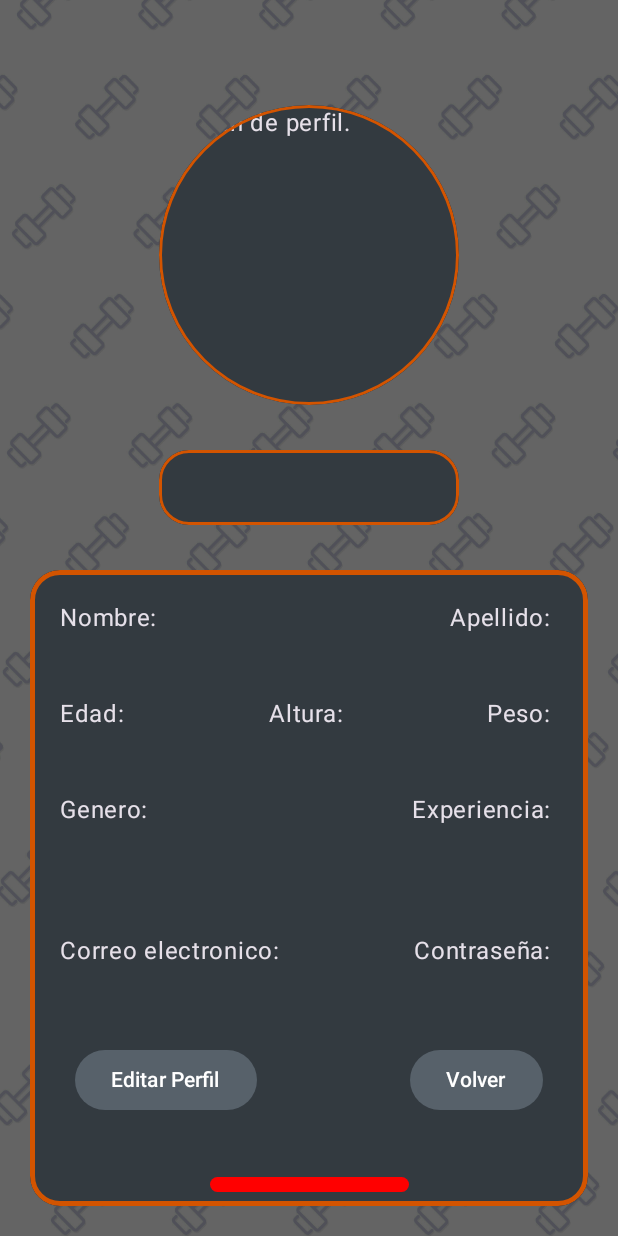
After one commit to LunaFernando791/TrakingFitnessApp, an Android app built with Jetpack Compose: the ProfileScreen screen opened through its navigation route, on a phone screen of 412 x 824 dp. The commit adds this screen. Run offline under Robolectric (Android 15) with nearby library versions, the phone set to English and light mode, and no system bars.

```diff
--- a/app/src/main/java/com/example/trackingfitness/MainActivity.kt
+++ b/app/src/main/java/com/example/trackingfitness/MainActivity.kt
@@ -18,7 +18,7 @@ import com.example.trackingfitness.navigation.AppNavigation
 import com.example.trackingfitness.ui.theme.TrackingFitnessTheme
 
 val customFontFamily = FontFamily(Font(R.font.custom_font))
-var darkTheme = mutableStateOf(false)
+var darkTheme = mutableStateOf(true)
 class MainActivity : ComponentActivity() {
     override fun onCreate(savedInstanceState: Bundle?) {
         super.onCreate(savedInstanceState)
--- a/app/src/main/java/com/example/trackingfitness/conection/RetrofitInstance.kt
+++ b/app/src/main/java/com/example/trackingfitness/conection/RetrofitInstance.kt
@@ -4,9 +4,9 @@ import retrofit2.Retrofit
 import retrofit2.converter.gson.GsonConverterFactory
 
 object RetrofitInstance {
-    private const val BASE_URL = "http://10.0.2.2:8000/api/register/"  //URL DEL SERVIDOR
+    private const val BASE_URL = "http://10.0.2.2:8000/api/register/"  // URL DEL SERVIDOR
 
-    val api: UserService by lazy {
+    val api: UserService by lazy { // INSTANCIA DEL SERVICIO
         Retrofit.Builder()
             .baseUrl(BASE_URL)
             .addConverterFactory(GsonConverterFactory.create())
--- a/app/src/main/java/com/example/trackingfitness/navigation/AppNavigation.kt
+++ b/app/src/main/java/com/example/trackingfitness/navigation/AppNavigation.kt
@@ -6,6 +6,7 @@ import androidx.lifecycle.viewmodel.compose.viewModel
 import androidx.navigation.compose.NavHost
 import androidx.navigation.compose.composable
 import androidx.navigation.compose.rememberNavController
+import com.example.trackingfitness.screens.ChangePassScreen
 import com.example.trackingfitness.screens.LoginScreen
 import com.example.trackingfitness.screens.OTPScreen
 import com.example.trackingfitness.screens.PrincipalScreen
@@ -16,12 +17,13 @@ import com.example.trackingfitness.screens.RegisterTwoScreen
 import com.example.trackingfitness.screens.RegisterOneScreen
 import com.example.trackingfitness.screens.StartScreen
 import com.example.trackingfitness.screens.ExerciseScreen
+import com.example.trackingfitness.screens.ProfileScreen
 import com.example.trackingfitness.viewModel.LoginViewModel
 import com.example.trackingfitness.viewModel.RecoverPasswordViewModel
 import com.example.trackingfitness.viewModel.RegisterViewModel
 import com.example.trackingfitness.viewModel.UserSessionManager
 
-
+// Navegación de la app
 @Composable
 fun AppNavigation(){
     val navController = rememberNavController()
@@ -29,11 +31,14 @@ fun AppNavigation(){
     val loginViewModel: LoginViewModel = viewModel()
     val recoverPasswordViewModel: RecoverPasswordViewModel = viewModel()
     val userSessionManager = UserSessionManager(LocalContext.current.applicationContext)
-    NavHost(navController = navController, startDestination = if (userSessionManager.isUserLoggedIn()) AppScreens.PrincipalScreen.route
-    else AppScreens.StartScreen.route ) {
+    NavHost(
+        navController = navController,
+        startDestination = if (userSessionManager.isUserLoggedIn()) AppScreens.PrincipalScreen.route
+    else AppScreens.StartScreen.route ) // Ruta de inicio de la app según el estado de inicio de sesión
+    {
         composable(AppScreens.StartScreen.route)
         {
-            StartScreen(navController, loginViewModel)
+            StartScreen(navController)
         }
         composable(AppScreens.RegisterOneScreen.route) {
             RegisterOneScreen(
@@ -69,6 +74,7 @@ fun AppNavigation(){
         }
         composable(AppScreens.OTPScreen.route) {
             OTPScreen(
+                navController = navController,
                 recoverPasswordViewModel = recoverPasswordViewModel
             )
         }
@@ -79,5 +85,17 @@ fun AppNavigation(){
         composable(AppScreens.ExerciseScreen.route) {
             ExerciseScreen(navController = navController)
         }
+        composable(AppScreens.ChangePassScreen.route) {
+            ChangePassScreen(
+                navController = navController,
+                recoverPasswordViewModel = recoverPasswordViewModel
+            )
+        }
+        composable(AppScreens.ProfileScreen.route) {
+            ProfileScreen(
+                navController = navController,
+                userSession = userSessionManager
+            )
+        }
     }
 }
--- /dev/null
+++ b/app/src/main/java/com/example/trackingfitness/screens/ProfileScreen.kt
@@ -0,0 +1,211 @@
+package com.example.trackingfitness.screens
+
+import androidx.compose.foundation.Image
+import androidx.compose.foundation.background
+import androidx.compose.foundation.border
+import androidx.compose.foundation.layout.Arrangement
+import androidx.compose.foundation.layout.Box
+import androidx.compose.foundation.layout.Column
+import androidx.compose.foundation.layout.Row
+import androidx.compose.foundation.layout.Spacer
+import androidx.compose.foundation.layout.fillMaxSize
+import androidx.compose.foundation.layout.fillMaxWidth
+import androidx.compose.foundation.layout.height
+import androidx.compose.foundation.layout.padding
+import androidx.compose.foundation.layout.width
+import androidx.compose.foundation.layout.wrapContentSize
+import androidx.compose.foundation.shape.RoundedCornerShape
+import androidx.compose.material3.Button
+import androidx.compose.material3.ButtonDefaults
+import androidx.compose.material3.Text
+import androidx.compose.material3.MaterialTheme
+import androidx.compose.material3.Surface
+import androidx.compose.runtime.Composable
+import androidx.compose.ui.Alignment
+import androidx.compose.ui.Modifier
+import androidx.compose.ui.draw.clip
+import androidx.compose.ui.graphics.Color
+import androidx.compose.ui.layout.ContentScale
+import androidx.compose.ui.res.painterResource
+import androidx.compose.ui.text.font.FontWeight
+import androidx.compose.ui.text.style.TextAlign
+import androidx.compose.ui.tooling.preview.Preview
+import androidx.compose.ui.unit.dp
+import androidx.compose.ui.unit.sp
+import androidx.navigation.NavController
+import com.example.trackingfitness.R
+import com.example.trackingfitness.darkTheme
+import com.example.trackingfitness.viewModel.UserSessionManager
+
+// PANTALLA SIN TERMINAR
+@Composable
+fun ProfileScreen(
+    navController: NavController,
+    userSession: UserSessionManager
+){
+    Surface (
+        modifier = Modifier.fillMaxSize(),
+    ){
+        Image(
+            painter = painterResource(if (darkTheme.value) R.drawable.fondodark else R.drawable.fondoblanco2),
+            contentDescription = "Logo FitnessTracking",
+            modifier = Modifier.fillMaxSize(),
+            contentScale = ContentScale.Crop
+        )
+        BodyContentProfile(
+            userSession,
+            navController
+        )
+    }
+}
+
+@Composable
+fun BodyContentProfile(
+    userSessionManager: UserSessionManager,
+    navController: NavController
+){
+    Column(
+        modifier = Modifier
+            .fillMaxSize()
+            .padding(20.dp),
+        horizontalAlignment = Alignment.CenterHorizontally
+    ){
+        Spacer(modifier = Modifier.height(50.dp))
+        Box(
+            modifier = Modifier
+                .clip(RoundedCornerShape(200.dp))
+                .border(
+                    2.dp,
+                    color = MaterialTheme.colorScheme.tertiary,
+                    RoundedCornerShape(200.dp)
+                )
+                .width(200.dp)
+                .height(200.dp)
+                .background(MaterialTheme.colorScheme.background)
+
+        ){
+            Text(text = "Imagen de perfil.")
+        }
+        Spacer(modifier = Modifier.height(30.dp))
+        Text(
+            modifier = Modifier
+                .width(200.dp)
+                .height(50.dp)
+                .clip(RoundedCornerShape(20.dp))
+                .border(
+                    2.dp,
+                    color = MaterialTheme.colorScheme.tertiary,
+                    RoundedCornerShape(20.dp)
+                )
+                .background(MaterialTheme.colorScheme.background)
+                .wrapContentSize(Alignment.Center),
+            text = userSessionManager.getUserSession().username,
+            color = MaterialTheme.colorScheme.primary,
+            fontWeight = FontWeight.Bold,
+            fontSize = 18.sp,
+            textAlign = TextAlign.Center,
+        )
+        Spacer(modifier = Modifier.height(30.dp))
+        Column(
+            horizontalAlignment = Alignment.CenterHorizontally,
+            modifier = Modifier
+                .clip(RoundedCornerShape(20.dp))
+                .border(
+                    3.dp,
+                    color = MaterialTheme.colorScheme.tertiary,
+                    RoundedCornerShape(20.dp)
+                )
+                .fillMaxSize()
+                .background(MaterialTheme.colorScheme.background)
+
+        ){
+            Row (
+                modifier = Modifier
+                    .padding(20.dp)
+                    .fillMaxWidth()
+                    .background(MaterialTheme.colorScheme.background),
+                horizontalArrangement = Arrangement.SpaceBetween
+            ){
+                Text(text = "Nombre: ")
+                Text(text = "Apellido: ")
+            }
+            Row(
+                modifier = Modifier
+                    .padding(20.dp)
+                    .fillMaxWidth()
+                    .background(MaterialTheme.colorScheme.background),
+                horizontalArrangement = Arrangement.SpaceBetween
+            ) {
+                Text(text = "Edad: ")
+                Text(text = "Altura: ")
+                Text(text = "Peso: ")
+            }
+            Row(
+                modifier = Modifier
+                    .padding(20.dp)
+                    .fillMaxWidth()
+                    .background(MaterialTheme.colorScheme.background),
+                horizontalArrangement = Arrangement.SpaceBetween
+            ) {
+                Text(text = "Genero: ")
+                Text(text = "Experiencia: ")
+            }
+            Spacer(modifier = Modifier.height(30.dp))
+            Row(
+                modifier = Modifier
+                    .padding(20.dp)
+                    .fillMaxWidth()
+                    .background(MaterialTheme.colorScheme.background),
+                horizontalArrangement = Arrangement.SpaceBetween
+            ){
+                Text(text = "Correo electronico: ")
+                Text(text = "Contraseña: ")
+            }
+            Row(
+                modifier = Modifier
+                    .padding(20.dp)
+                    .fillMaxWidth()
+                    .background(MaterialTheme.colorScheme.background),
+                horizontalArrangement = Arrangement.SpaceBetween
+            ){
+                Button(
+                    modifier = Modifier
+                        .padding(10.dp),
+                    onClick = {
+                        //userSessionManager.logoutUser()
+                    },
+                    colors = ButtonDefaults.buttonColors(
+                        containerColor = MaterialTheme.colorScheme.secondary,
+                        contentColor = MaterialTheme.colorScheme.primary
+                    )) {
+                    Text(text = "Editar Perfil")
+                }
+                Button(
+                    modifier = Modifier
+                        .padding(10.dp),
+                    onClick = {
+                        navController.navigate("homeScreen")
+                    },
+                    colors = ButtonDefaults.buttonColors(
+                        containerColor = MaterialTheme.colorScheme.secondary,
+                        contentColor = MaterialTheme.colorScheme.primary
+                    )) {
+                    Text(text = "Volver")
+                }
+            }
+            Button(
+                modifier = Modifier
+                    .padding(10.dp),
+                onClick = {
+                    userSessionManager.logoutUser()
+                    navController.navigate("startScreen")
+                },
+                colors = ButtonDefaults.buttonColors(
+                    containerColor = Color.Red,
+                    contentColor = MaterialTheme.colorScheme.primary
+                )) {
+                Text(text = "Cerrar sesión")
+            }
+        }
+    }
+}
--- a/app/src/main/java/com/example/trackingfitness/screens/RecoverPasswordScreen.kt
+++ b/app/src/main/java/com/example/trackingfitness/screens/RecoverPasswordScreen.kt
@@ -63,7 +63,7 @@ fun ContainerContent(viewModel: RecoverPasswordViewModel, navController: NavCont
         Spacer(modifier = Modifier.height(20.dp))
         Text(
             text = "Add your email and we will send you a code to reset your password",
-            color = if (darkTheme.value) androidx.compose.ui.graphics.Color.White else androidx.compose.ui.graphics.Color.Black,
+            color = if (darkTheme.value) Color.White else Color.Black,
         )
         Spacer(modifier = Modifier.height(20.dp))
         CustomTextField(
@@ -84,7 +84,7 @@ fun ContainerContent(viewModel: RecoverPasswordViewModel, navController: NavCont
                     navController.navigate(AppScreens.OTPScreen.route)
                 }
             }, colors = ButtonDefaults.buttonColors(
-                containerColor = MaterialTheme.colorScheme.background,
+                containerColor = MaterialTheme.colorScheme.secondary,
                 contentColor = MaterialTheme.colorScheme.primary
             ), modifier = Modifier
                 .align(Alignment.CenterHorizontally)
@@ -128,7 +128,7 @@ fun CustomTextField(
             .clip(RoundedCornerShape(15.dp))
             .border(
                 2.dp,
-                if (isError) Color.Red else if(darkTheme.value) MaterialTheme.colorScheme.background else MaterialTheme.colorScheme.onPrimary,
+                if (isError) Color.Red else MaterialTheme.colorScheme.tertiary,
                 RoundedCornerShape(12.dp)
             )
             .height(50.dp),
--- a/app/src/main/java/com/example/trackingfitness/screens/StartScreen.kt
+++ b/app/src/main/java/com/example/trackingfitness/screens/StartScreen.kt
@@ -29,16 +29,15 @@ import com.example.trackingfitness.R
 import com.example.trackingfitness.customFontFamily
 import com.example.trackingfitness.darkTheme
 import com.example.trackingfitness.navigation.AppScreens
-import com.example.trackingfitness.viewModel.LoginViewModel
 
 
 @Composable//VISTA DE INICIO PARA INICIAR SESIÓN O REGISTRARTE
-fun StartScreen(navController: NavHostController, loginViewModel: LoginViewModel) {
-    BodyContent(navController = navController, loginViewModel = loginViewModel)
+fun StartScreen(navController: NavHostController) {
+    BodyContent(navController = navController)
 }
 
 @Composable
-fun BodyContent(navController: NavHostController, loginViewModel: LoginViewModel){
+fun BodyContent(navController: NavHostController){
     Box(modifier = Modifier.fillMaxSize()) {
         Image(
             painter = painterResource(if (darkTheme.value) R.drawable.fondodark else R.drawable.fondoblanco2),
--- a/app/src/main/java/com/example/trackingfitness/ui/theme/Theme.kt
+++ b/app/src/main/java/com/example/trackingfitness/ui/theme/Theme.kt
@@ -1,8 +1,5 @@
 package com.example.trackingfitness.ui.theme
 
-
-import android.os.Build
-import android.os.Build.VERSION_CODES
 import androidx.compose.foundation.isSystemInDarkTheme
 import androidx.compose.material3.MaterialTheme
 import androidx.compose.material3.Shapes
@@ -11,14 +8,12 @@ import androidx.compose.material3.lightColorScheme
 import androidx.compose.runtime.Composable
 import androidx.compose.ui.graphics.Color
 
-
 private val DarkColorScheme = darkColorScheme(
     primary = Color.White,
     background = OnBackgroundColor,
     surface = Color.Black,
     secondary = OnBoxColor,
     tertiary = OnBorderColor
-
 )
 
 private val LightColorScheme = lightColorScheme(
--- a/app/src/main/java/com/example/trackingfitness/viewModel/LoginViewModel.kt
+++ b/app/src/main/java/com/example/trackingfitness/viewModel/LoginViewModel.kt
@@ -53,7 +53,6 @@ class LoginViewModel(application: Application) : AndroidViewModel(application) {
             email.isEmpty() -> "Este campo no puede estar vacío"
             !android.util.Patterns.EMAIL_ADDRESS.matcher(email)
                 .matches() -> "El formato de correo electrónico no es válido"
-
             else -> null
         }
     }
```
Also changed, not shown: app/src/main/java/com/example/trackingfitness/conection/UserService.kt (+22 -16 lines), app/src/main/java/com/example/trackingfitness/navigation/AppScreens.kt (+13 -13 lines), app/src/main/java/com/example/trackingfitness/screens/ChangePassScreen.kt (added, +110 -0 lines), app/src/main/java/com/example/trackingfitness/screens/HomeScreen.kt (+15 -33 lines), app/src/main/java/com/example/trackingfitness/screens/OTPScreen.kt (+41 -48 lines), app/src/main/java/com/example/trackingfitness/viewModel/RecoverPasswordViewModel.kt (+82 -29 lines), app/src/main/java/com/example/trackingfitness/viewModel/RegisterViewModel.kt (+13 -18 lines), 195 other files.
